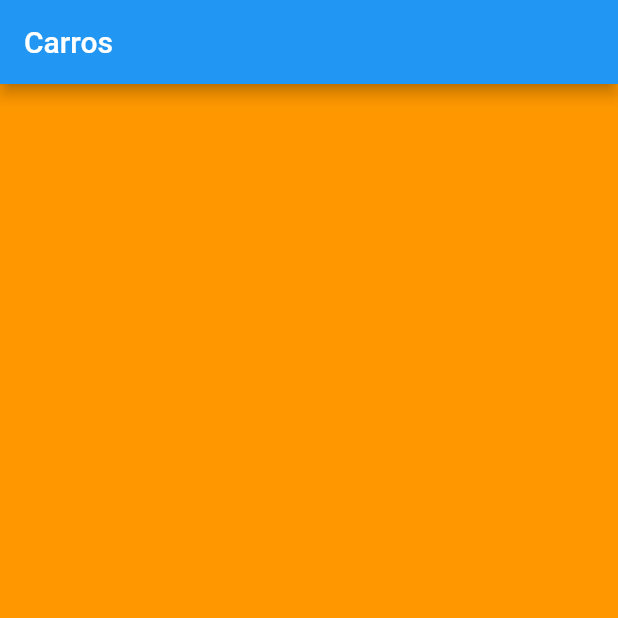
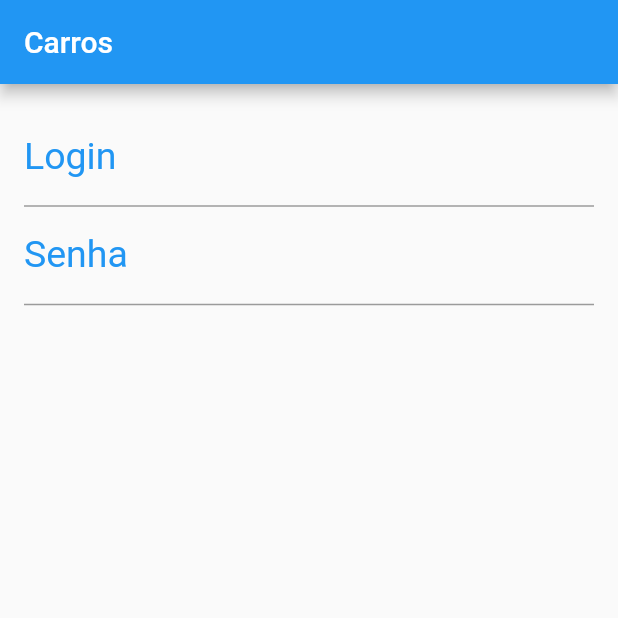
Before and after one commit to FrancaTM/cars-sample, a Flutter app: the screen it shows after launch, on a phone screen of 412 x 824 dp, the top half of it. Run offline on Flutter 3.47's test engine with Material 2 defaults, Android fonts, the phone set to English and light mode, and no system bars.

Commit message:
adiciona form de login

```diff
--- a/lib/login_page.dart
+++ b/lib/login_page.dart
@@ -7,8 +7,35 @@ class LoginPage extends StatelessWidget {
       appBar: AppBar(
         title: Text('Carros'),
       ),
-      body: Container(
-        color: Colors.orange,
+      body: Padding(
+        padding: const EdgeInsets.all(16.0),
+        child: _buildBody(),
+      ),
+    );
+  }
+
+  Widget _buildBody() {
+    return Form(
+      child: ListView(
+        children: <Widget>[
+          TextFormField(
+            decoration: InputDecoration(
+              labelText: 'Login',
+              labelStyle: TextStyle(color: Colors.blue, fontSize: 25.0),
+              hintText: 'Digite o seu login',
+            ),
+            keyboardType: TextInputType.text,
+          ),
+          TextFormField(
+            obscureText: true,
+            decoration: InputDecoration(
+              labelText: 'Senha',
+              labelStyle: TextStyle(color: Colors.blue, fontSize: 25.0),
+              hintText: 'Digite a sua senha',
+            ),
+            keyboardType: TextInputType.number,
+          ),
+        ],
       ),
     );
   }
```
